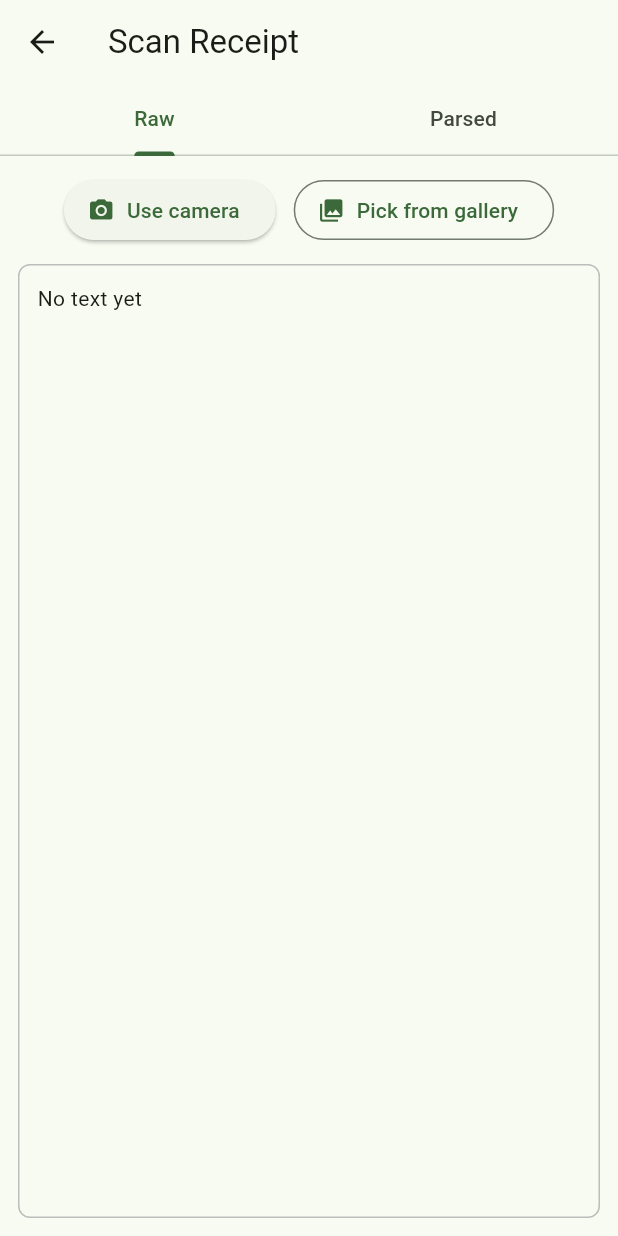
After one commit to Krupalmewada/sust_ai_n, a Flutter app: the ScanPage screen opened by its route, on a phone screen of 412 x 824 dp. The commit adds this screen. Run offline on Flutter 3.47's test engine with Material 3 defaults, Android fonts, the phone set to English and light mode, and no system bars; our stand-ins replace image_picker; missing offline and left inert: google_mlkit_text_recognition.

Commit message:
1.1 feat(ocr): scan page + ML Kit OCR, Raw/Parsed tabs, parser + normalization, work-in-progress

```diff
--- a/lib/features/home/inventory/inventory_tab.dart
+++ b/lib/features/home/inventory/inventory_tab.dart
@@ -1,4 +1,5 @@
 import 'package:flutter/material.dart';
+
 
 class InventoryTab extends StatelessWidget {
   const InventoryTab({super.key});
@@ -13,7 +14,11 @@ class InventoryTab extends StatelessWidget {
           style: TextStyle(fontSize: 22, fontWeight: FontWeight.bold),
         ),
       ),
-
+      floatingActionButton: FloatingActionButton.extended(
+        onPressed: () => Navigator.of(context).pushNamed('/scan'),
+        icon: const Icon(Icons.camera_alt),
+        label: const Text('Scan receipt'),
+      ),
     );
   }
 }
--- /dev/null
+++ b/lib/features/ocr_scan/domain/parsed_row.dart
@@ -0,0 +1,19 @@
+class ParsedRow {
+  String name;
+  double qty;
+  String unit;           // pcs | kg | g | lb | oz | l | ml | pack
+  double? unitPrice;
+  double? lineTotal;
+  bool needsReview;
+  String raw;
+
+  ParsedRow({
+    required this.name,
+    this.qty = 1,
+    this.unit = 'pcs',
+    this.unitPrice,
+    this.lineTotal,
+    this.needsReview = false,
+    this.raw = '',
+  });
+}
--- /dev/null
+++ b/lib/features/ocr_scan/presentation/pages/scan_page.dart
@@ -0,0 +1,155 @@
+import 'dart:io';
+import 'package:flutter/material.dart';
+import 'package:image_picker/image_picker.dart';
+import 'package:google_mlkit_text_recognition/google_mlkit_text_recognition.dart';
+import '../../domain/parse_receipt_text.dart';
+import '../../domain/parsed_row.dart';
+
+class ScanPage extends StatefulWidget {
+  const ScanPage({super.key});
+  @override
+  State<ScanPage> createState() => _ScanPageState();
+}
+
+class _ScanPageState extends State<ScanPage> with SingleTickerProviderStateMixin {
+  bool _loading = false;
+  String _text = 'No text yet';
+  List<ParsedRow> _rows = [];
+  late final TabController _tab;
+
+  @override
+  void initState() {
+    super.initState();
+    _tab = TabController(length: 2, vsync: this); // Raw | Parsed
+  }
+
+  Future<void> _pickAndScan(ImageSource source) async {
+    try {
+      setState(() => _loading = true);
+
+      final picked = await ImagePicker().pickImage(source: source);
+      if (picked == null) {
+        setState(() { _loading = false; _text = 'Scan canceled'; _rows = []; });
+        return;
+      }
+
+      final input = InputImage.fromFile(File(picked.path));
+      final recognizer = TextRecognizer(script: TextRecognitionScript.latin);
+      final result = await recognizer.processImage(input);
+      await recognizer.close();
+
+      final raw = result.text;
+      final rows = parseReceiptText(raw);
+
+      setState(() {
+        _loading = false;
+        _text = raw.isEmpty ? 'No text detected' : raw;
+        _rows = rows;
+        _tab.index = 1; // switch to Parsed tab automatically
+      });
+    } catch (e) {
+      setState(() { _loading = false; _text = 'Error: $e'; _rows = []; });
+    }
+  }
+
+  @override
+  Widget build(BuildContext context) {
+    return Scaffold(
+      appBar: AppBar(
+        title: const Text('Scan Receipt'),
+        bottom: TabBar(
+          controller: _tab,
+            tabs: const [
+              Tab(text: 'Raw'),
+              Tab(text: 'Parsed'),
+            ]
+        ),
+      ),
+      body: Column(
+        children: [
+          const SizedBox(height: 12),
+          Wrap(
+            spacing: 12,
+            children: [
+              ElevatedButton.icon(
+                onPressed: () => _pickAndScan(ImageSource.camera),
+                icon: const Icon(Icons.camera_alt),
+                label: const Text('Use camera'),
+              ),
+              OutlinedButton.icon(
+                onPressed: () => _pickAndScan(ImageSource.gallery),
+                icon: const Icon(Icons.photo_library),
+                label: const Text('Pick from gallery'),
+              ),
+            ],
+          ),
+          if (_loading) const LinearProgressIndicator(),
+          Expanded(
+            child: TabBarView(
+              controller: _tab,
+              children: [
+                // RAW
+                Padding(
+                  padding: const EdgeInsets.all(12),
+                  child: Container(
+                    padding: const EdgeInsets.all(12),
+                    decoration: BoxDecoration(
+                      border: Border.all(color: Colors.grey.shade400),
+                      borderRadius: BorderRadius.circular(8),
+                    ),
+                    child: SingleChildScrollView(
+                      child: Text(_text, style: const TextStyle(fontSize: 14)),
+                    ),
+                  ),
+                ),
+                // PARSED
+                _ParsedList(rows: _rows),
+              ],
+            ),
+          ),
+        ],
+      ),
+    );
+  }
+}
+
+class _ParsedList extends StatelessWidget {
+  final List<ParsedRow> rows;
+  const _ParsedList({required this.rows});
+
+  @override
+  Widget build(BuildContext context) {
+    if (rows.isEmpty) {
+      return const Center(child: Text('No items parsed yet'));
+    }
+    return ListView.separated(
+      padding: const EdgeInsets.all(12),
+      itemCount: rows.length,
+      separatorBuilder: (_, __) => const Divider(height: 1),
+      itemBuilder: (context, i) {
+        final r = rows[i];
+        return ListTile(
+          leading: Checkbox(
+            value: true, // placeholder; selection will come later
+            onChanged: (_) {},
+          ),
+          title: Text(
+            r.name,
+            style: TextStyle(
+              fontWeight: FontWeight.w600,
+              color: r.needsReview ? Colors.orange : null,
+            ),
+          ),
+          subtitle: Text(
+            '${r.qty} ${r.unit}  '
+                '${r.unitPrice != null ? ' @ \$${r.unitPrice!.toStringAsFixed(2)}' : ''}'
+                '${r.lineTotal != null ? '  ⇒ \$${r.lineTotal!.toStringAsFixed(2)}' : ''}',
+          ),
+          trailing: r.needsReview
+              ? const Chip(label: Text('Review'), visualDensity: VisualDensity.compact)
+              : null,
+        );
+      },
+    );
+  }
+}
--- a/lib/main.dart
+++ b/lib/main.dart
@@ -1,5 +1,6 @@
 import 'package:flutter/material.dart';
 import 'features/home/inventory/inventory_tab.dart';
+import 'features/ocr_scan/presentation/pages/scan_page.dart';
 
 void main() {
   runApp(const MyApp());
@@ -17,7 +18,10 @@ class MyApp extends StatelessWidget {
         colorScheme: ColorScheme.fromSeed(seedColor: Colors.green),
         useMaterial3: true,
       ),
-      home: const InventoryTab(),
+      routes: {
+        '/scan': (_) => const ScanPage(),            // <-- add this
+      },
+          home: const InventoryTab(),
     );
   }
 }
--- a/pubspec.yaml
+++ b/pubspec.yaml
@@ -36,6 +36,10 @@ dependencies:
   sqflite: ^2.4.1
   path_provider: ^2.1.3
   flutter_local_notifications: ^17.2.2
+  #ocr_scan
+  flutter_riverpod: ^2.5.1
+  image_picker: ^1.1.2
+  google_mlkit_text_recognition: ^0.12.0
 
   # The following adds the Cupertino Icons font to your application.
   # Use with the CupertinoIcons class for iOS style icons.
```
Also changed, not shown: lib/features/ocr_scan/domain/parse_receipt_text.dart (added, +179 -0 lines), pubspec.lock, 7 other files.
